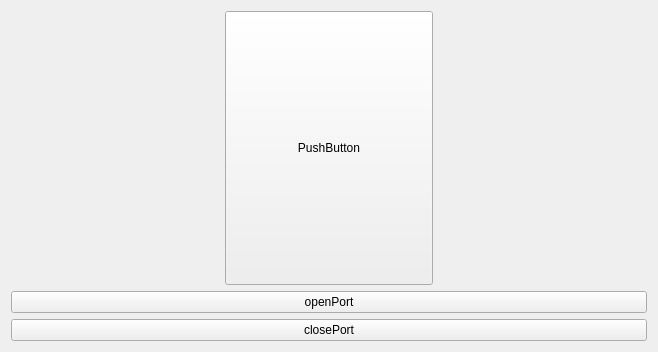
Old version of the form TeApSy/mainboardwidget.ui in the repository Mar94oK/TeApSy.
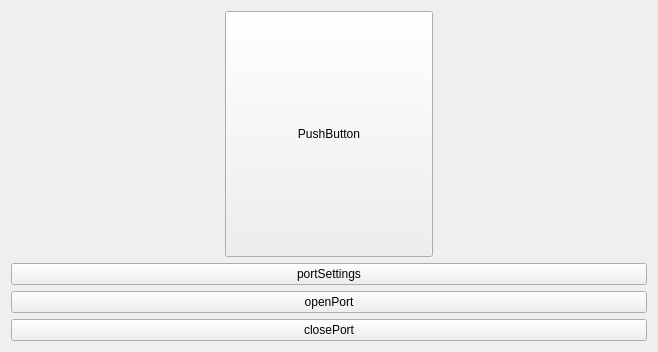
New version of the form. Custom widgets are drawn as their Qt base class.

Diff of the .ui file:
```diff
--- a/TeApSy/mainboardwidget.ui
+++ b/TeApSy/mainboardwidget.ui
@@ -16,6 +16,13 @@
   <layout class="QGridLayout" name="gridLayout">
    <item row="1" column="0">
     <layout class="QVBoxLayout" name="lt_dbgControls">
+     <item>
+      <widget class="QPushButton" name="btn_Settings">
+       <property name="text">
+        <string>portSettings</string>
+       </property>
+      </widget>
+     </item>
      <item>
       <widget class="QPushButton" name="btn_OpenPort">
        <property name="text">
```
